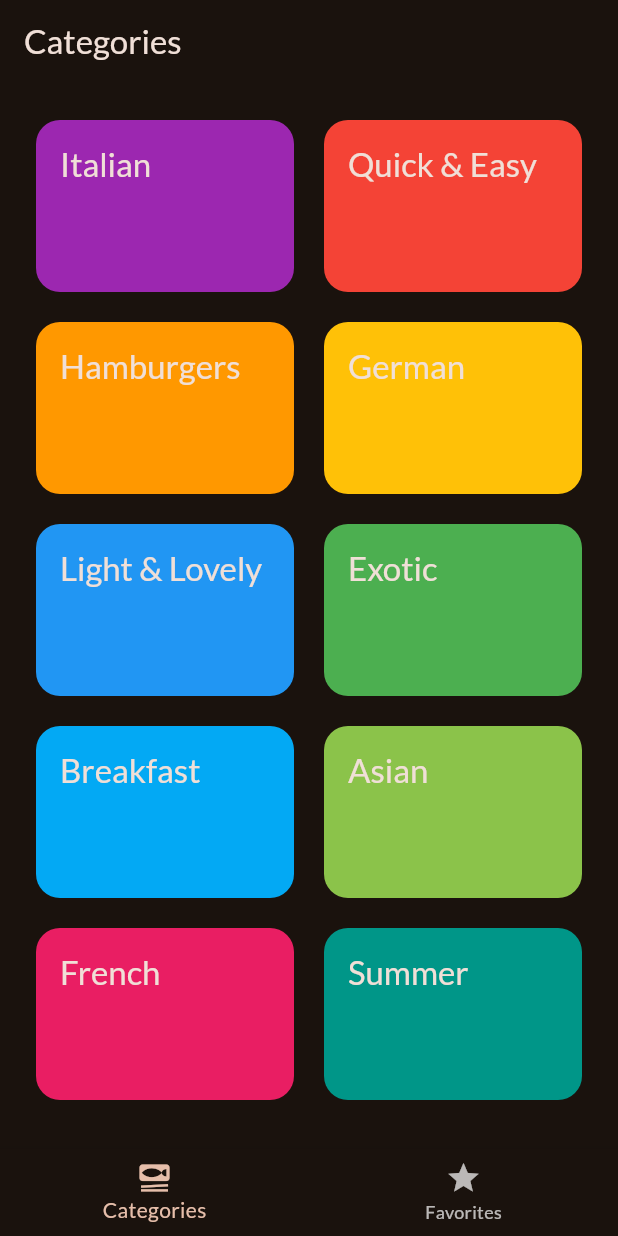
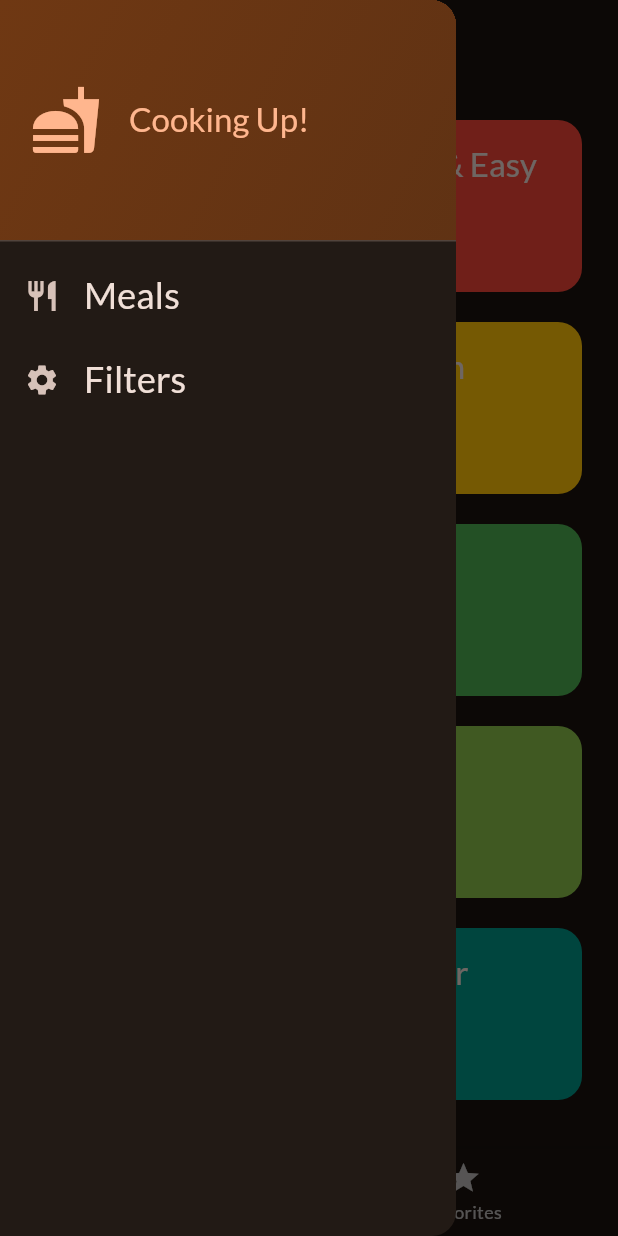
Before and after one commit to mhmadabuzaid/Food_App, a Flutter app: the screen it shows after launch, with the side drawer open (before the commit the screen has no drawer), on a phone screen of 412 x 824 dp. Run offline on Flutter 3.47's test engine with Material 3 defaults, Android fonts, the phone set to English and light mode, and no system bars; our stand-ins replace google_fonts, transparent_image.

Commit message:
filter screen yet to be added

```diff
--- /dev/null
+++ b/lib/screens/filters.dart
@@ -0,0 +1,15 @@
+import 'package:flutter/material.dart';
+
+class Filters extends StatefulWidget {
+  const Filters({super.key});
+
+  @override
+  State<Filters> createState() => _FiltersState();
+}
+
+class _FiltersState extends State<Filters> {
+  @override
+  Widget build(BuildContext context) {
+    return const Placeholder();
+  }
+}
--- a/lib/screens/tabs.dart
+++ b/lib/screens/tabs.dart
@@ -3,10 +3,10 @@ import 'package:resturant/main.dart';
 import 'package:resturant/models/meals.dart';
 import 'package:resturant/screens/catagoriesscreen.dart';
 import 'package:resturant/screens/mealsscreen.dart';
+import 'package:resturant/widgets/main_drawer.dart';
 
 class TabsScreen extends StatefulWidget {
   const TabsScreen({super.key});
-
 
   @override
   State<TabsScreen> createState() => _TabsScreenState();
@@ -23,25 +23,50 @@ class _TabsScreenState extends State<TabsScreen> {
     });
   }
 
+  void showAdded(String message) {
+    ScaffoldMessenger.of(context).clearSnackBars();
+    ScaffoldMessenger.of(context).showSnackBar(
+      SnackBar(content: Text(message), duration: Duration(seconds: 1)),
+    );
+  }
+
   void addfavourite(Meal meal) {
     if (favouriteMeals.contains(meal)) {
-      favouriteMeals.remove(meal);
+      setState(() {
+        favouriteMeals.remove(meal);
+      });
+      showAdded('Meal was removed');
     } else {
-      favouriteMeals.add(meal);
+      setState(() {
+        favouriteMeals.add(meal);
+      });
+      showAdded('Meal was added');
+    }
+  }
+
+  void setScreen(String screen) {
+    if (screen == 'filters') {
+
+    } else {
+      Navigator.of(context).pop();
     }
   }
 
   @override
   Widget build(BuildContext context) {
-    Widget activeScreen =  Catagoriesscreen(onFavourite: addfavourite);
+    Widget activeScreen = Catagoriesscreen(onFavourite: addfavourite);
     var activePageTitle = 'Categories'; // Optional: Change title dynamically
 
     if (selectedIndex == 1) {
-      activeScreen =  Mealsscreen(meals: favouriteMeals,onFavourite:addfavourite,);
+      activeScreen = Mealsscreen(
+        meals: favouriteMeals,
+        onFavourite: addfavourite,
+      );
       activePageTitle = 'Your Favorites';
     }
 
     return Scaffold(
+      drawer: MainDrawer(setScreen: setScreen,),
       appBar: AppBar(title: Text(activePageTitle)),
       body: activeScreen,
       bottomNavigationBar: BottomNavigationBar(
--- /dev/null
+++ b/lib/widgets/main_drawer.dart
@@ -0,0 +1,73 @@
+import 'package:flutter/material.dart';
+
+class MainDrawer extends StatelessWidget {
+  const MainDrawer({super.key, required this.setScreen});
+  final void Function(String screen) setScreen;
+
+  @override
+  Widget build(BuildContext context) {
+    return Drawer(
+      child: Column(
+        children: [
+          DrawerHeader(
+            decoration: BoxDecoration(
+              gradient: LinearGradient(
+                colors: [
+                  Theme.of(context).colorScheme.primaryContainer,
+                  Theme.of(
+                    context,
+                  ).colorScheme.primaryContainer.withValues(alpha: 0.8),
+                ],
+                begin: AlignmentGeometry.topLeft,
+                end: AlignmentGeometry.bottomRight,
+              ),
+            ),
+            padding: EdgeInsets.all(20),
+            child: Row(
+              children: [
+                Icon(
+                  Icons.fastfood,
+                  size: 48,
+                  color: Theme.of(context).colorScheme.primary,
+                ),
+                SizedBox(width: 18),
+                Text(
+                  'Cooking Up!',
+                  style: Theme.of(context).textTheme.titleLarge!.copyWith(
+                    color: Theme.of(context).colorScheme.primary,
+                  ),
+                ),
+              ],
+            ),
+          ),
+          ListTile(
+            leading: Icon(Icons.restaurant),
+            title: Text(
+              'Meals',
+              style: Theme.of(context).textTheme.titleSmall!.copyWith(
+                color: Theme.of(context).colorScheme.onSurface,
+                fontSize: 24,
+              ),
+            ),
+            onTap: () {
+              setScreen('meals');
+            },
+          ),
+          ListTile(
+            leading: Icon(Icons.settings),
+            title: Text(
+              'Filters',
+              style: Theme.of(context).textTheme.titleSmall!.copyWith(
+                color: Theme.of(context).colorScheme.onSurface,
+                fontSize: 24,
+              ),
+            ),
+            onTap: () {
+              setScreen('filters');
+            },
+          ),
+        ],
+      ),
+    );
+  }
+}
```
